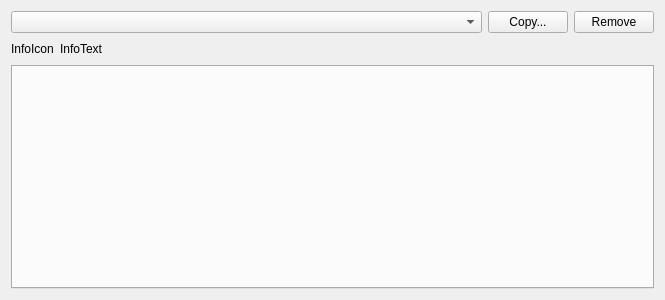
Qt form src/plugins/cpptools/clangdiagnosticconfigswidget.ui (qt-creator/qt-creator) before a commit.
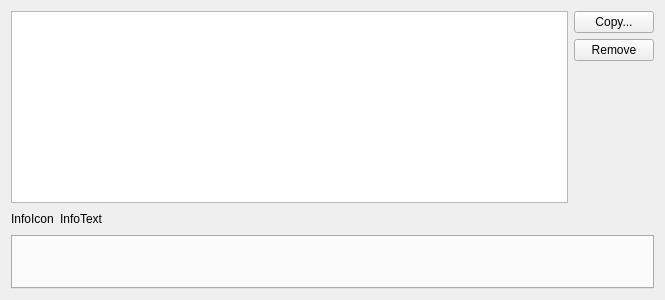
The same form after that commit.

Commit message:
CppTools: Change QComboBox in diagnostic settings to QListWidget
ComboBox gives an impression of selecting one of
the entries which is not the case for this widget.

```diff
--- a/src/plugins/cpptools/clangdiagnosticconfigswidget.ui
+++ b/src/plugins/cpptools/clangdiagnosticconfigswidget.ui
@@ -15,17 +15,12 @@
   </property>
   <layout class="QVBoxLayout" name="verticalLayout_2">
    <item>
-    <layout class="QHBoxLayout" name="horizontalLayout">
+    <layout class="QHBoxLayout" name="horizontalLayout_3">
      <item>
-      <widget class="QComboBox" name="configChooserComboBox">
-       <property name="sizePolicy">
-        <sizepolicy hsizetype="Expanding" vsizetype="Fixed">
-         <horstretch>0</horstretch>
-         <verstretch>0</verstretch>
-        </sizepolicy>
-       </property>
-      </widget>
+      <widget class="QListWidget" name="configChooserList"/>
      </item>
+     <item>
+      <layout class="QVBoxLayout" name="verticalLayout_3">
      <item>
       <widget class="QPushButton" name="copyButton">
        <property name="text">
@@ -40,7 +35,25 @@
        </property>
       </widget>
      </item>
-    </layout>
+       <item>
+        <spacer name="verticalSpacer">
+         <property name="orientation">
+          <enum>Qt::Vertical</enum>
+         </property>
+         <property name="sizeHint" stdset="0">
+          <size>
+           <width>20</width>
+           <height>40</height>
+          </size>
+         </property>
+        </spacer>
+       </item>
+      </layout>
+     </item>
+    </layout>
+   </item>
+   <item>
+    <layout class="QHBoxLayout" name="horizontalLayout"/>
    </item>
    <item>
     <layout class="QVBoxLayout" name="verticalLayout">
```
Left out of the diff: 5 changed lines with no effect on the pictures. Lines whose indentation alone changed are shown as unchanged. The commit also changes 1 other file.
